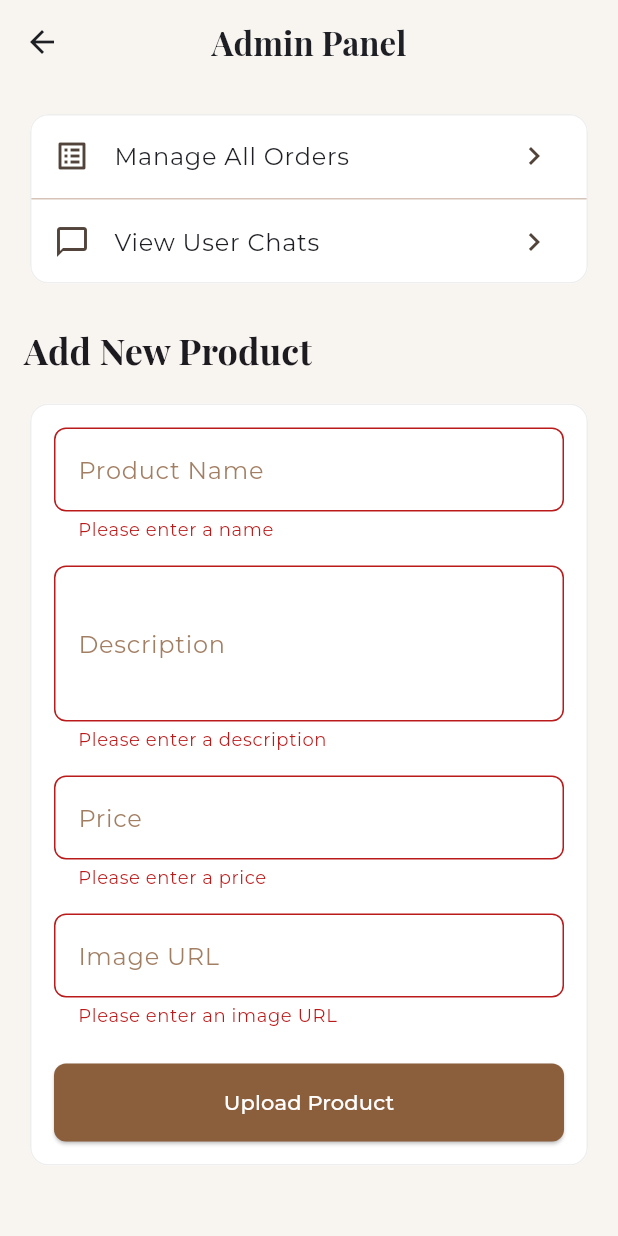
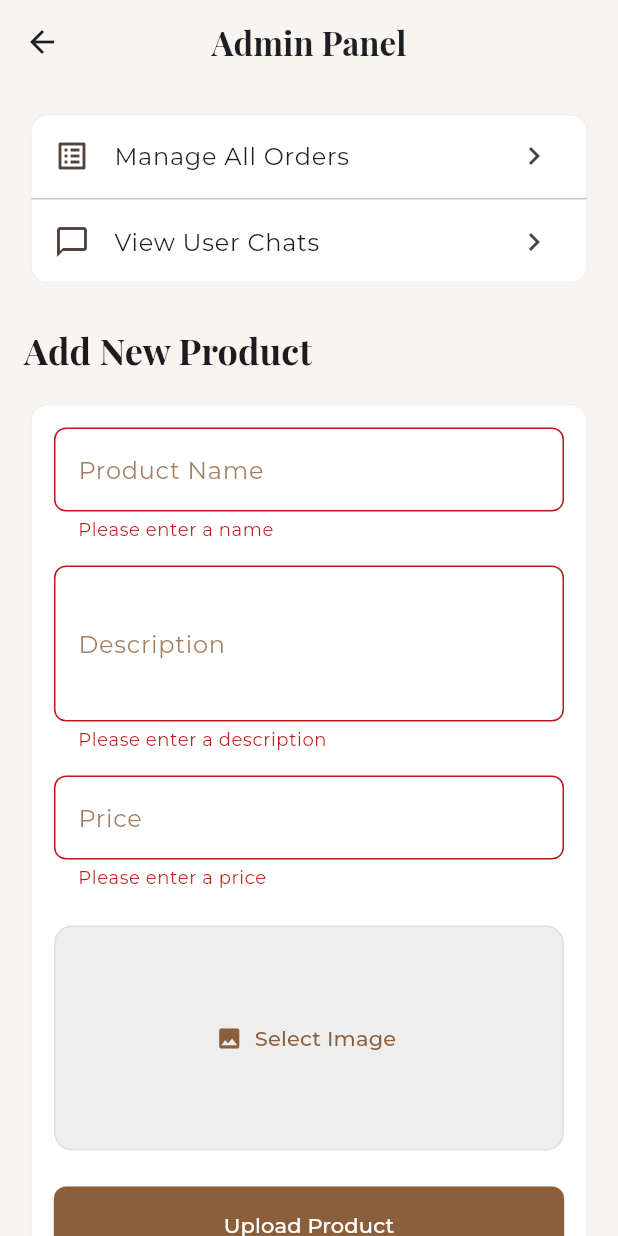
Before and after one commit to teakaiii/BMCFinalProjectFinalProject, a Flutter app: the AdminPanelScreen screen opened directly, after a tap on "Upload Product", on a phone screen of 412 x 824 dp. Run offline on Flutter 3.47's test engine with Material 3 defaults, Android fonts, the phone set to English and light mode, and no system bars; our stand-ins replace cloud_firestore, firebase_auth, firebase_core, firebase_storage, flutter_native_splash, google_fonts and 1 more; accounts and stored records are empty.

```diff
--- a/lib/providers/cart_provider.dart
+++ b/lib/providers/cart_provider.dart
@@ -65,8 +65,8 @@ class CartProvider with ChangeNotifier {
 
   int get itemCount => _items.fold(0, (total, current) => total + current.quantity);
   double get subtotal => _items.fold(0.0, (total, current) => total + (current.price * current.quantity));
-  double get vat => subtotal * 0.12;
-  double get totalPriceWithVat => subtotal + vat;
+  double get vat => subtotal * 0.12 / 1.12;
+  double get totalPriceWithVat => subtotal;
 
   void addItem(String id, String name, double price, [int quantity = 1]) {
     var index = _items.indexWhere((item) => item.id == id);
--- a/lib/screens/admin_panel_screen.dart
+++ b/lib/screens/admin_panel_screen.dart
@@ -1,7 +1,11 @@
+
+import 'dart:io';
 import 'package:flutter/material.dart';
 import 'package:cloud_firestore/cloud_firestore.dart';
 import 'package:ecommerce_app/screens/admin_order_screen.dart';
 import 'package:ecommerce_app/screens/admin_chat_list_screen.dart';
+import 'package:image_picker/image_picker.dart';
+import 'package:firebase_storage/firebase_storage.dart';
 
 class AdminPanelScreen extends StatefulWidget {
   const AdminPanelScreen({super.key});
@@ -15,32 +19,72 @@ class _AdminPanelScreenState extends State<AdminPanelScreen> {
   final _nameController = TextEditingController();
   final _descriptionController = TextEditingController();
   final _priceController = TextEditingController();
-  final _imageUrlController = TextEditingController();
   bool _isLoading = false;
   final FirebaseFirestore _firestore = FirebaseFirestore.instance;
+  final FirebaseStorage _storage = FirebaseStorage.instance;
+  final ImagePicker _picker = ImagePicker();
+  XFile? _imageFile;
 
   @override
   void dispose() {
     _nameController.dispose();
     _descriptionController.dispose();
     _priceController.dispose();
-    _imageUrlController.dispose();
     super.dispose();
+  }
+
+  Future<void> _pickImage() async {
+    final pickedFile = await _picker.pickImage(source: ImageSource.gallery);
+    setState(() {
+      _imageFile = pickedFile;
+    });
+  }
+
+  Future<String?> _uploadImage(XFile image) async {
+    try {
+      final ref = _storage.ref().child('product_images').child('${DateTime.now().toIso8601String()}-${image.name}');
+      final uploadTask = await ref.putFile(File(image.path));
+      final url = await uploadTask.ref.getDownloadURL();
+      return url;
+    } catch (e) {
+      ScaffoldMessenger.of(context).showSnackBar(
+        SnackBar(content: Text('Failed to upload image: $e')),
+      );
+      return null;
+    }
   }
 
   Future<void> _uploadProduct() async {
     if (!_formKey.currentState!.validate()) return;
 
+    if (_imageFile == null) {
+      ScaffoldMessenger.of(context).showSnackBar(
+        const SnackBar(content: Text('Please select an image for the product.')),
+      );
+      return;
+    }
+
     setState(() {
       _isLoading = true;
     });
+
+    String? imageUrl;
+    if (_imageFile != null) {
+      imageUrl = await _uploadImage(_imageFile!);
+      if (imageUrl == null) {
+        setState(() {
+          _isLoading = false;
+        });
+        return;
+      }
+    }
 
     try {
       await _firestore.collection('products').add({
         'name': _nameController.text.trim(),
         'description': _descriptionController.text.trim(),
         'price': double.tryParse(_priceController.text.trim()) ?? 0.0,
-        'imageUrl': _imageUrlController.text.trim(),
+        'imageUrl': imageUrl,
         'createdAt': FieldValue.serverTimestamp(),
       });
 
@@ -52,7 +96,9 @@ class _AdminPanelScreenState extends State<AdminPanelScreen> {
       _nameController.clear();
       _descriptionController.clear();
       _priceController.clear();
-      _imageUrlController.clear();
+      setState(() {
+        _imageFile = null;
+      });
     } catch (e) {
       ScaffoldMessenger.of(context).showSnackBar(
         SnackBar(content: Text('Failed to upload product: $e')),
@@ -155,21 +201,38 @@ class _AdminPanelScreenState extends State<AdminPanelScreen> {
                         return null;
                       },
                     ),
-                    const SizedBox(height: 16),
-                    TextFormField(
-                      controller: _imageUrlController,
-                      decoration: const InputDecoration(labelText: 'Image URL'),
-                      keyboardType: TextInputType.url,
-                      validator: (value) {
-                        if (value == null || value.isEmpty) {
-                          return 'Please enter an image URL';
-                        }
-                        if (!Uri.parse(value).isAbsolute) {
-                          return 'Please enter a valid URL';
-                        }
-                        return null;
-                      },
+                    const SizedBox(height: 24),
+
+                    // Image Picker UI
+                    Container(
+                      height: 150,
+                      decoration: BoxDecoration(
+                        color: Colors.grey[200],
+                        borderRadius: BorderRadius.circular(12),
+                        border: Border.all(color: Colors.grey[300]!)
+                      ),
+                      child: Center(
+                        child: _imageFile == null
+                            ? TextButton.icon(
+                                icon: const Icon(Icons.image),
+                                label: const Text('Select Image'),
+                                onPressed: _pickImage,
+                              )
+                            : GestureDetector(
+                                onTap: _pickImage,
+                                child: ClipRRect(
+                                  borderRadius: BorderRadius.circular(12),
+                                  child: Image.file(
+                                    File(_imageFile!.path),
+                                    fit: BoxFit.cover,
+                                    width: double.infinity,
+                                    height: double.infinity,
+                                  ),
+                                ),
+                              ),
+                      ),
                     ),
+
                     const SizedBox(height: 24),
                     ElevatedButton(
                       onPressed: _isLoading ? null : _uploadProduct,
--- a/pubspec.yaml
+++ b/pubspec.yaml
@@ -11,13 +11,15 @@ dependencies:
   flutter:
     sdk: flutter
   cupertino_icons: ^1.0.8
-  firebase_core: ^4.2.0
+  firebase_core: ^4.2.1
   flutter_native_splash: ^2.4.0
-  firebase_auth: ^6.1.1
+  firebase_auth: ^6.1.2
   cloud_firestore: ^6.1.0
   provider: ^6.1.5+1
   intl: ^0.20.2
   google_fonts: ^6.3.2
+  image_picker: ^1.2.1
+  firebase_storage: ^13.0.4
 
 dev_dependencies:
   flutter_test:
```
Also changed, not shown: .idx/integrations.json, .idx/mcp.json, lib/firebase_options.dart, pubspec.lock, 3 other files.
